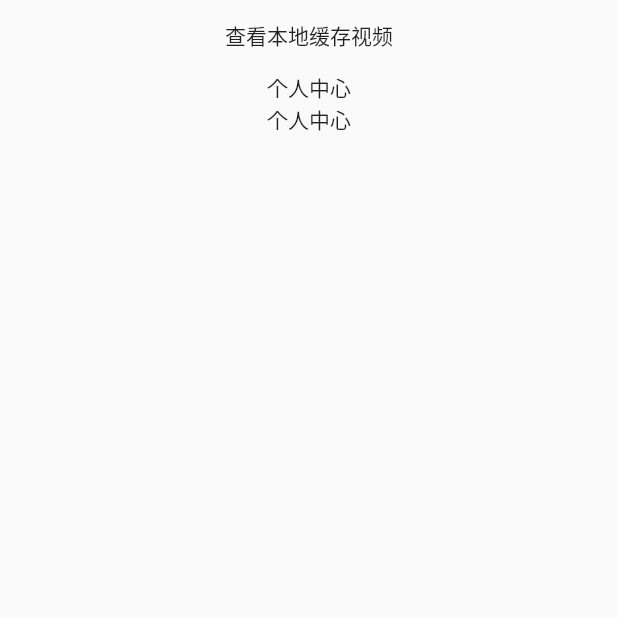
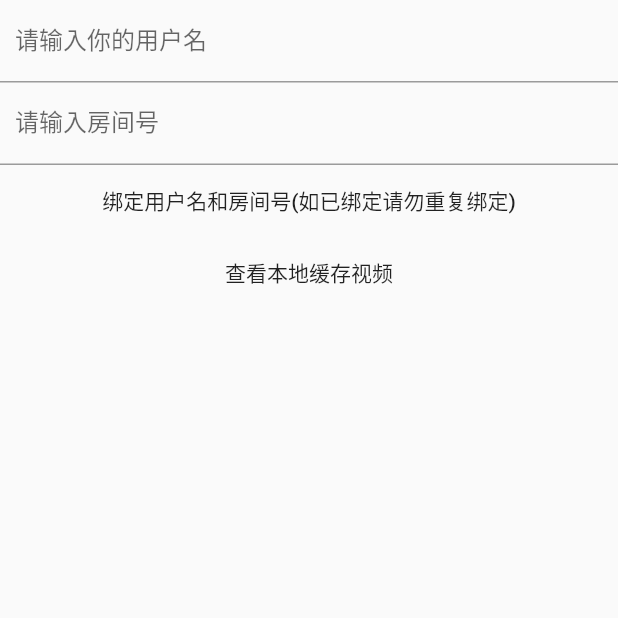
Before and after one commit to RowgerGo/Flutter_movie, a Flutter app: the person_view screen opened directly, on a phone screen of 412 x 824 dp, the top half of it. Run offline on Flutter 3.47's test engine with Material 2 defaults, Android fonts, the phone set to English and light mode, and no system bars; our stand-ins replace chewie, shared_preferences, video_player; missing offline and left inert: simple_permissions; accounts and stored records are empty.

Commit message:
修改消息体参数

```diff
--- a/lib/app/HomePage.dart
+++ b/lib/HomePage.dart
@@ -1,5 +1,5 @@
 import 'package:flutter/material.dart';
-import 'package:flutter_app/app/main.dart';
+import 'package:flutter_app/main.dart';
 import 'pages/home_view.dart';
 import 'pages/person_view.dart';
 
--- a/lib/app/Test_Page.dart
+++ b/lib/Test_Page.dart
@@ -1,5 +1,5 @@
 import 'package:flutter/material.dart';
-import 'package:flutter_app/app/main.dart';
+import 'package:flutter_app/main.dart';
 
 class TestPage extends StatelessWidget{
   @override
--- a/lib/app/pages/person_view.dart
+++ /dev/null
@@ -1,28 +0,0 @@
-import 'dart:async';
-import 'package:flutter/material.dart';
-
-import 'local_video_page.dart';
-
-class person_view extends StatelessWidget {
-  @override
-  Widget build(BuildContext context) {
-    // TODO: implement build
-    return Scaffold(
-      body: Center(
-        child: Column(
-          children: <Widget>[
-            FlatButton(
-              onPressed: () {
-                //_chewieController.enterFullScreen();
-                Navigator.push(context, MaterialPageRoute(builder: (context)=>local_video_page()));
-              },
-              child: Text('查看本地缓存视频'),
-            ),
-            Text('个人中心'),
-            Text('个人中心')
-          ],
-        ),
-      ),
-    );
-  }
-}
--- a/lib/app/item/movielist_item.dart
+++ b/lib/item/movielist_item.dart
@@ -1,5 +1,5 @@
 import 'package:flutter/material.dart';
-import 'package:flutter_app/app/model/movie.dart';
+import 'package:flutter_app/model/movie.dart';
 
 class MovieListItem extends StatelessWidget{
   final Movice movice;
--- a/lib/app/main.dart
+++ b/lib/main.dart
@@ -1,12 +1,12 @@
 import 'dart:io';
 import 'package:flutter/material.dart';
-import 'splash.dart';
+import 'package:flutter_app/splash.dart';
 import 'package:path_provider/path_provider.dart';
 import 'package:simple_permissions/simple_permissions.dart';
 import 'package:shared_preferences/shared_preferences.dart';
 
-import 'package:flutter_app/app/HomePage.dart';
-import 'package:flutter_app/app/data_type.dart';
+import 'package:flutter_app/HomePage.dart';
+import 'package:flutter_app/data_type.dart';
 
 //void main() => runApp(MyApp());
 void main() {
--- /dev/null
+++ b/lib/pages/person_view.dart
@@ -0,0 +1,117 @@
+import 'dart:async';
+import 'package:flutter/material.dart';
+import 'local_video_page.dart';
+import 'package:shared_preferences/shared_preferences.dart';
+
+class person_view extends StatefulWidget {
+
+
+  @override
+  State<StatefulWidget> createState() {
+    // TODO: implement createState
+    return person_viewState();
+  }
+
+}
+
+class person_viewState extends State<person_view> {
+  TextEditingController usernameController = TextEditingController();
+  TextEditingController roomNumController = TextEditingController();
+  String username;
+  String room;
+  bool isBind = false;
+
+
+  @override
+  void initState(){
+    getLocal('username');
+    getLocal('room');
+    super.initState();
+  }
+  getLocal(key) async {
+    final prefs = await SharedPreferences.getInstance();
+    final _val = prefs.getString(key) ?? null;
+    if (key =='username'){
+      setState(() {
+        username=username;
+      });
+      print(_val);
+    }
+    if (key =='room'){
+      setState(() {
+        username=username;
+      });
+      print(_val);
+    }
+  }
+  Future<void> setLocal(context, key, value) async {
+    final prefs = await SharedPreferences.getInstance();
+    prefs.setString(key, value);
+    showDialog(
+        context: context,
+        builder: (context) => AlertDialog(title: Text('绑定成功，$key 为 $value')));
+
+    if (key=='username'){
+      setState(() {
+        username=value;
+      });
+    }
+    if (key=='room'){
+      setState(() {
+        room=value;
+      });
+    }
+
+  }
+
+
+
+  @override
+  Widget build(BuildContext context) {
+    // TODO: implement build
+    return Scaffold(
+      body: Center(
+        child: Column(
+          children: <Widget>[
+            TextField(
+              controller: usernameController,
+              decoration: InputDecoration(
+                contentPadding: EdgeInsets.all(10.0),
+                labelText: '请输入你的用户名',
+              ),
+              autofocus: false,
+            ),
+            TextField(
+              controller: roomNumController,
+              keyboardType: TextInputType.number,
+              decoration: InputDecoration(
+                contentPadding: EdgeInsets.all(10.0),
+                labelText: '请输入房间号',
+              ),
+              autofocus: false,
+            ),
+            FlatButton(
+              onPressed: () {
+                setLocal(context,'username', usernameController.text);
+                setLocal(context,'room', roomNumController.text);
+              },
+              child: Text('绑定用户名和房间号(如已绑定请勿重复绑定)'),
+            ),
+            FlatButton(
+              onPressed: () {
+                //_chewieController.enterFullScreen();
+                Navigator.push(
+                    context,
+                    MaterialPageRoute(
+                        builder: (context) => local_video_page()));
+              },
+              child: Text('查看本地缓存视频'),
+            )
+          ],
+        ),
+      ),
+    );
+
+  }
+
+}
--- a/lib/app/splash.dart
+++ b/lib/splash.dart
@@ -1,6 +1,6 @@
 import 'dart:async';
 import 'package:flutter/material.dart';
-import 'HomePage.dart';
+import 'package:flutter_app/HomePage.dart';
 
 class SplashPage extends StatefulWidget{
   @override
--- a/pubspec.yaml
+++ b/pubspec.yaml
@@ -28,6 +28,7 @@ dependencies:
   path_provider: ^1.3.0
   simple_permissions: ^0.1.9
   shared_preferences: ^0.5.3+4
+  web_socket_channel: ^1.0.15
 
 dev_dependencies:
   flutter_test:
```
Also changed, not shown: lib/app/pages/video_player_page.dart (deleted, +0 -101 lines), lib/model/message.dart (added, +29 -0 lines), lib/pages/home_view.dart (renamed from lib/app/pages/home_view.dart, +5 -65 lines), lib/pages/local_video_page.dart (renamed from lib/app/pages/local_video_page.dart, +23 -5 lines), lib/pages/video_player_page.dart (added, +191 -0 lines), lib/data_type.dart (renamed from lib/app/data_type.dart), lib/model/movie.dart (renamed from lib/app/model/movie.dart), lib/opp_learn.dart (renamed from lib/app/opp_learn.dart), pubspec.lock, 6 other files.
